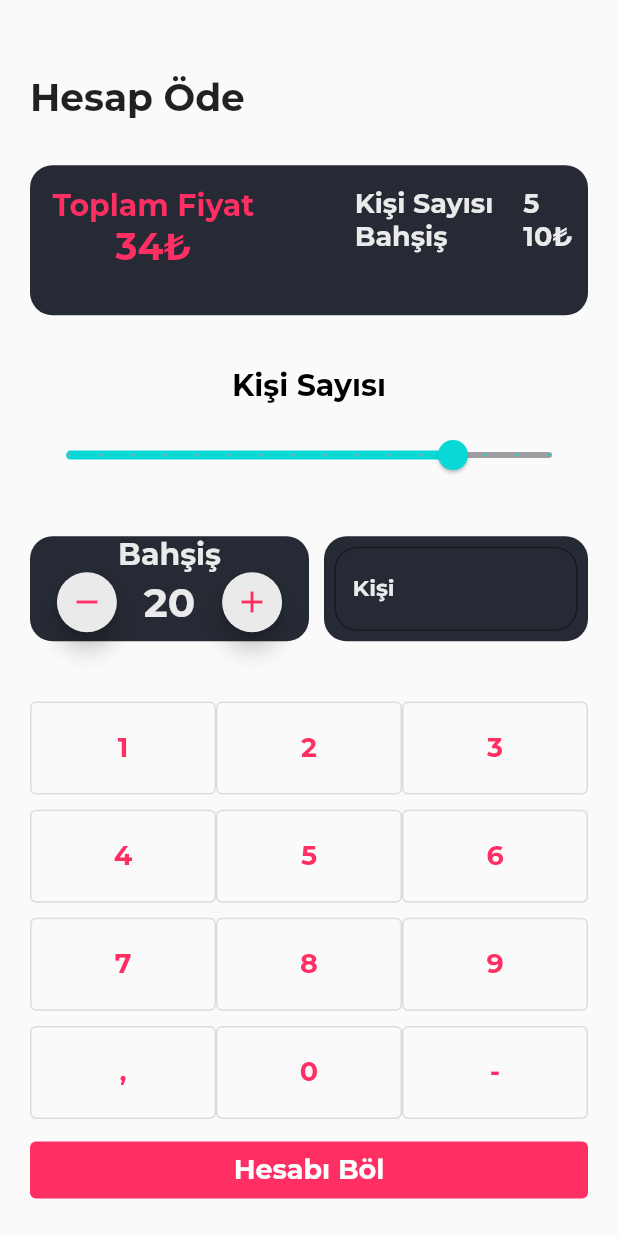
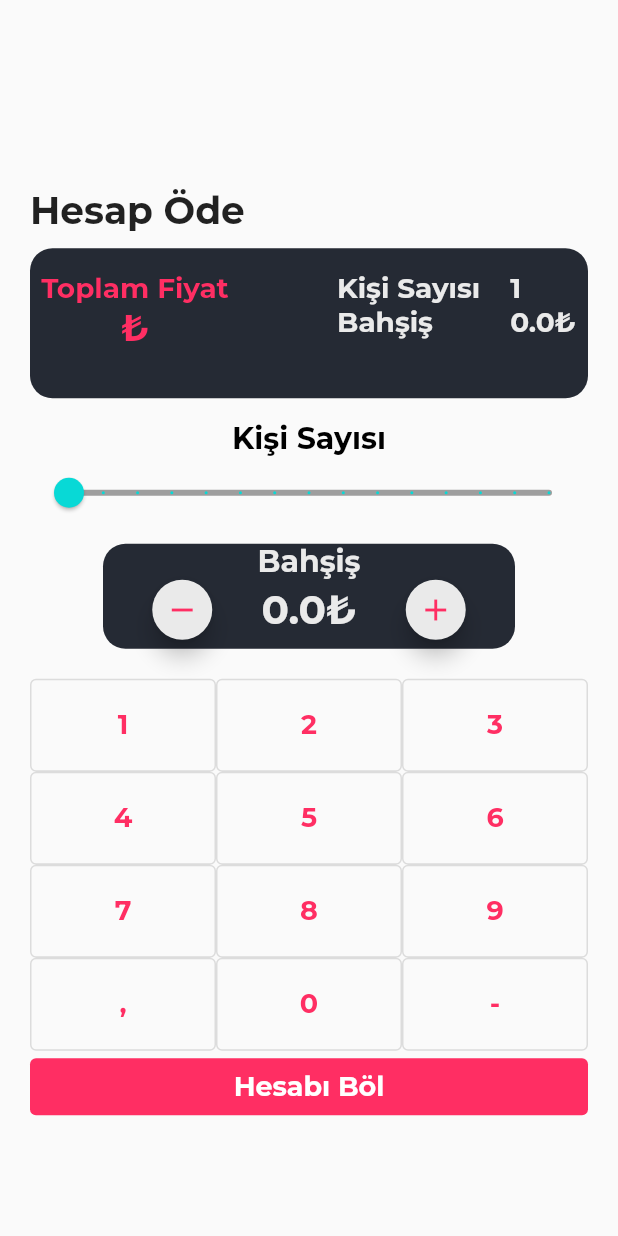
Before and after one commit to ulusoyomer/flutter_hesap_ode, a Flutter app: the screen it shows after launch, on a phone screen of 412 x 824 dp. Run offline on Flutter 3.47's test engine with Material 2 defaults, Android fonts, the light colour scheme and no system bars; our stand-ins replace flutter_styled_toast, google_fonts.

Commit message:
Added Calculate Bill && Fix Design

```diff
--- a/lib/home.dart
+++ b/lib/home.dart
@@ -1,5 +1,7 @@
 import 'package:flutter/material.dart';
 import 'package:google_fonts/google_fonts.dart';
+import 'package:hesap_ode/result.dart';
+import 'package:flutter_styled_toast/flutter_styled_toast.dart';
 
 class PayBill extends StatefulWidget {
   const PayBill({super.key});
@@ -8,6 +10,10 @@ class PayBill extends StatefulWidget {
 }
 
 class _PayBillState extends State<PayBill> {
+  double friends = 1;
+  double tips = 0;
+  String bill = "";
+
   TextStyle fontMontserrat(
       {double fontSize = 18,
       Color color = const Color.fromRGBO(234, 234, 234, 1),
@@ -23,7 +29,17 @@ class _PayBillState extends State<PayBill> {
     return Expanded(
       child: OutlinedButton(
         style: OutlinedButton.styleFrom(padding: const EdgeInsets.all(20)),
-        onPressed: () {},
+        onPressed: () {
+          setState(() {
+            if (text == "-") {
+              bill = "";
+              friends = 1;
+              tips = 0;
+            } else {
+              if (bill.length < 8) bill += text;
+            }
+          });
+        },
         child: Text(
           text,
           style: fontMontserrat(color: const Color.fromRGBO(255, 46, 99, 1)),
@@ -34,20 +50,9 @@ class _PayBillState extends State<PayBill> {
 
   @override
   Widget build(BuildContext context) {
-    final screenHeight = MediaQuery.of(context).size.height;
-    if (screenHeight > 670.0) {
-      return Scaffold(
-        body: Container(
-          margin: const EdgeInsets.only(left: 20, right: 20, bottom: 20),
-          child: Column(
-            mainAxisAlignment: MainAxisAlignment.spaceBetween,
-            children: mainLayout(context),
-          ),
-        ),
-      );
-    } else {
-      return Scaffold(
-        body: SingleChildScrollView(
+    return Scaffold(
+      body: Center(
+        child: SingleChildScrollView(
           child: Container(
             margin: const EdgeInsets.symmetric(horizontal: 20),
             child: Column(
@@ -55,8 +60,8 @@ class _PayBillState extends State<PayBill> {
             ),
           ),
         ),
-      );
-    }
+      ),
+    );
   }
 
   List<Widget> mainLayout(BuildContext context) {
@@ -86,21 +91,22 @@ class _PayBillState extends State<PayBill> {
           mainAxisAlignment: MainAxisAlignment.spaceBetween,
           children: [
             Padding(
-              padding: const EdgeInsets.all(15),
+              padding: EdgeInsets.only(
+                  top: 15, left: (MediaQuery.of(context).size.width - 40) / 50),
               child: Column(
                 crossAxisAlignment: CrossAxisAlignment.center,
                 children: [
                   Text(
                     "Toplam Fiyat",
                     style: fontMontserrat(
-                      fontSize: 20,
+                      fontSize: (MediaQuery.of(context).size.width - 40) / 20,
                       color: const Color.fromRGBO(255, 46, 99, 1),
                     ),
                   ),
                   Text(
-                    "34₺",
+                    "$bill₺",
                     style: fontMontserrat(
-                      fontSize: 25,
+                      fontSize: (MediaQuery.of(context).size.width - 40) / 15,
                       color: const Color.fromRGBO(255, 46, 99, 1),
                     ),
                   ),
@@ -109,7 +115,7 @@ class _PayBillState extends State<PayBill> {
             ),
             Padding(
               padding: EdgeInsets.only(
-                  right: MediaQuery.of(context).size.width / 40, top: 15),
+                  right: MediaQuery.of(context).size.width / 50, top: 15),
               child: Row(
                 children: [
                   Column(
@@ -117,11 +123,15 @@ class _PayBillState extends State<PayBill> {
                     children: [
                       Text(
                         "Kişi Sayısı",
-                        style: fontMontserrat(),
+                        style: fontMontserrat(
+                            fontSize:
+                                (MediaQuery.of(context).size.width - 40) / 20),
                       ),
                       Text(
                         "Bahşiş",
-                        style: fontMontserrat(),
+                        style: fontMontserrat(
+                            fontSize:
+                                (MediaQuery.of(context).size.width - 40) / 20),
                       ),
                     ],
                   ),
@@ -132,12 +142,16 @@ class _PayBillState extends State<PayBill> {
                     crossAxisAlignment: CrossAxisAlignment.start,
                     children: [
                       Text(
-                        "5",
-                        style: fontMontserrat(),
+                        friends.round().toString(),
+                        style: fontMontserrat(
+                            fontSize:
+                                (MediaQuery.of(context).size.width - 40) / 20),
                       ),
                       Text(
-                        "10₺",
-                        style: fontMontserrat(),
+                        "$tips₺",
+                        style: fontMontserrat(
+                            fontSize:
+                                (MediaQuery.of(context).size.width - 40) / 20),
                       ),
                     ],
                   ),
@@ -155,21 +169,26 @@ class _PayBillState extends State<PayBill> {
         style: fontMontserrat(fontSize: 20, color: Colors.black),
       ),
       Slider(
-        min: 0,
+        min: 1,
         max: 15,
-        divisions: 15,
+        divisions: 14,
         activeColor: const Color.fromRGBO(8, 217, 214, 1),
         inactiveColor: Colors.grey,
-        value: 12,
-        onChanged: ((value) {}),
+        value: friends,
+        onChanged: ((value) {
+          setState(() {
+            friends = value;
+          });
+        }),
       ),
       const SizedBox(
         height: 10,
       ),
       Row(
+        mainAxisAlignment: MainAxisAlignment.center,
         children: [
           Container(
-            width: (MediaQuery.of(context).size.width - 40.0) / 2,
+            width: MediaQuery.of(context).size.width / 1.5,
             height: 70,
             decoration: const BoxDecoration(
               color: Color.fromRGBO(37, 42, 52, 1),
@@ -190,7 +209,14 @@ class _PayBillState extends State<PayBill> {
                       width: 40,
                       height: 40,
                       child: FloatingActionButton(
-                        onPressed: () {},
+                        heroTag: "btnDecrease",
+                        onPressed: () {
+                          setState(() {
+                            if (tips >= 5) {
+                              tips -= 5.0;
+                            }
+                          });
+                        },
                         backgroundColor: const Color.fromRGBO(234, 234, 234, 1),
                         child: const Icon(
                           Icons.remove,
@@ -199,7 +225,7 @@ class _PayBillState extends State<PayBill> {
                       ),
                     ),
                     Text(
-                      "20",
+                      "$tips₺",
                       style: fontMontserrat(
                         fontSize: 27,
                       ),
@@ -208,7 +234,12 @@ class _PayBillState extends State<PayBill> {
                       width: 40,
                       height: 40,
                       child: FloatingActionButton(
-                        onPressed: () {},
+                        heroTag: "btnIncrease",
+                        onPressed: () {
+                          setState(() {
+                            tips += 5;
+                          });
+                        },
                         backgroundColor: const Color.fromRGBO(234, 234, 234, 1),
                         child: const Icon(
                           Icons.add,
@@ -219,33 +250,6 @@ class _PayBillState extends State<PayBill> {
                   ],
                 )
               ],
-            ),
-          ),
-          const SizedBox(
-            width: 10,
-          ),
-          Container(
-            width: (MediaQuery.of(context).size.width - 60.0) / 2,
-            height: 70,
-            decoration: const BoxDecoration(
-              color: Color.fromRGBO(37, 42, 52, 1),
-              borderRadius: BorderRadius.all(Radius.circular(15)),
-            ),
-            child: Padding(
-              padding: const EdgeInsets.all(7.0),
-              child: TextField(
-                onChanged: (value) {},
-                keyboardType: TextInputType.number,
-                decoration: InputDecoration(
-                  border: const OutlineInputBorder(
-                    borderRadius: BorderRadius.all(
-                      Radius.circular(15),
-                    ),
-                  ),
-                  labelText: "Kişi",
-                  labelStyle: fontMontserrat(fontSize: 15),
-                ),
-              ),
             ),
           ),
         ],
@@ -283,8 +287,22 @@ class _PayBillState extends State<PayBill> {
       ),
       TextButton(
         style: TextButton.styleFrom(
-            backgroundColor: const Color.fromRGBO(255, 46, 99, 1)),
-        onPressed: () {},
+          backgroundColor: const Color.fromRGBO(255, 46, 99, 1),
+        ),
+        onPressed: () {
+          double? totalBill = double.tryParse(bill.replaceAll(',', '.'));
+          if (totalBill != null) {
+            if (totalBill > 0) {
+              Navigator.push(
+                  context,
+                  MaterialPageRoute(
+                      builder: ((context) => ResultPage(
+                          bill: bill, friends: friends, tips: tips))));
+            }
+          } else {
+            showToast("Hesap tutarını giriniz!", context: context);
+          }
+        },
         child: Center(
           child: Text(
             'Hesabı Böl',
--- a/lib/main.dart
+++ b/lib/main.dart
@@ -11,9 +11,14 @@ class MyApp extends StatelessWidget {
 
   @override
   Widget build(BuildContext context) {
-    return const MaterialApp(
-      debugShowCheckedModeBanner: false,
-      home: PayBill(),
+    return GestureDetector(
+      onTap: () {
+        FocusManager.instance.primaryFocus?.unfocus();
+      },
+      child: const MaterialApp(
+        debugShowCheckedModeBanner: false,
+        home: PayBill(),
+      ),
     );
   }
 }
--- a/pubspec.yaml
+++ b/pubspec.yaml
@@ -37,6 +37,7 @@ dependencies:
   # Use with the CupertinoIcons class for iOS style icons.
   cupertino_icons: ^1.0.2
   google_fonts: ^3.0.1
+  flutter_styled_toast: ^2.1.3
 
 dev_dependencies:
   flutter_test:
```
Also changed, not shown: lib/result.dart (added, +217 -0 lines), pubspec.lock.
